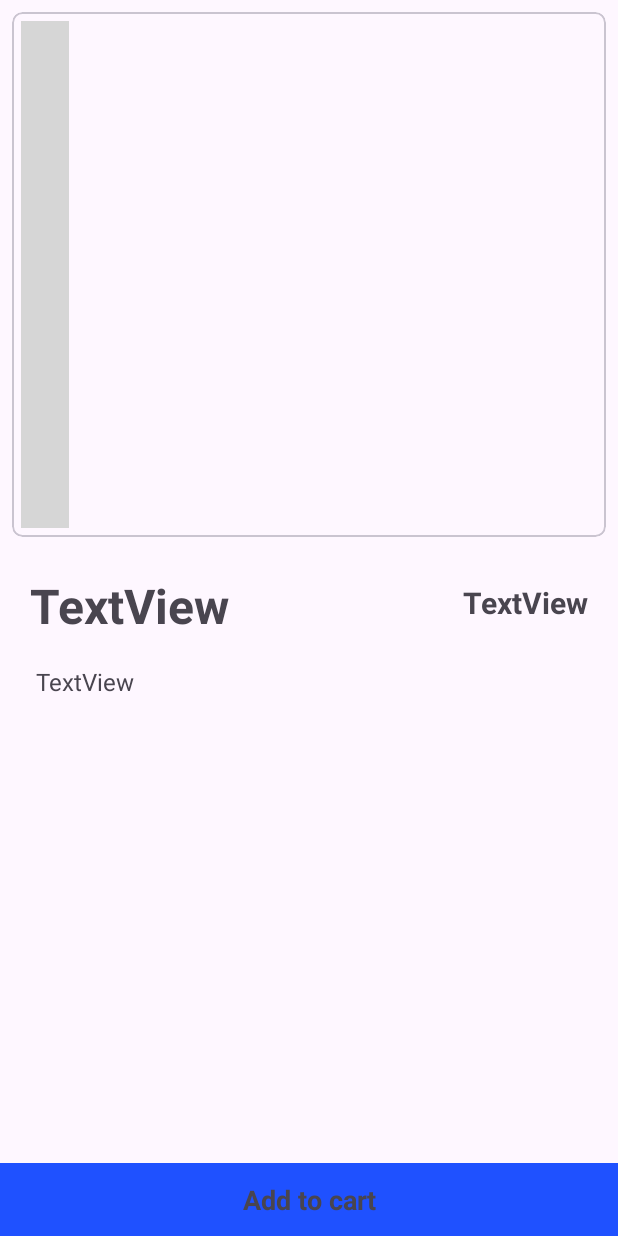
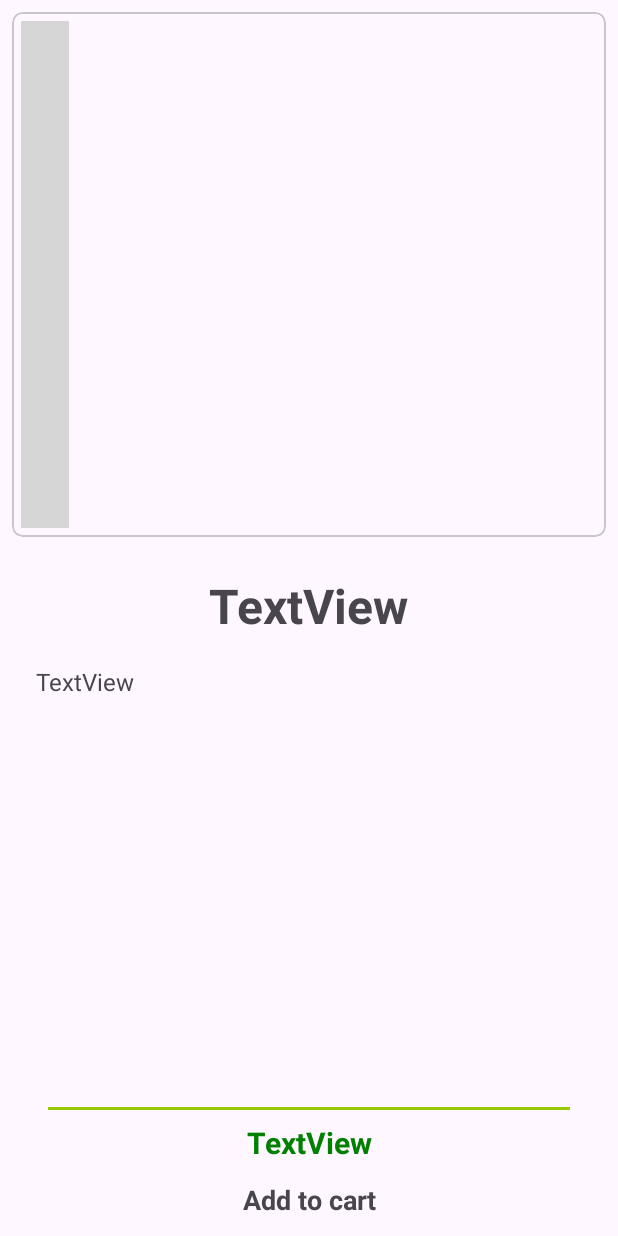
Before and after one commit to ashwanisanuraj/E-Commerce, an Android app: the ProductDetailActivity screen opened directly, with no data from a screen before it, on a phone screen of 412 x 824 dp. Run offline under Robolectric (Android 15) with nearby library versions, the phone set to English and light mode, and no system bars; our stand-ins replace Firebase (no records; nobody signed in at launch, a user with empty details on screens opened directly); libraries missing offline, so code that uses them is left out: com.denzcoskun.imageslider; plain views replace ImageSlider; 1 statement that could not run was skipped; grey boxes are pictures that could not be loaded.

Commit message:
version 2.5 - added ₹ to all price

```diff
--- a/app/src/main/java/com/xero/myapplication/Fragment/CartFragment.kt
+++ b/app/src/main/java/com/xero/myapplication/Fragment/CartFragment.kt
@@ -65,7 +65,7 @@ class CartFragment : Fragment() {
         }
 
         binding.totalItem.text = "TOTAL ITEM: ${data.size}"
-        binding.totalCost.text = "TOTAL COST: $total"
+        binding.totalCost.text = "TOTAL COST: ₹$total"
 
         binding.checkOut.setOnClickListener {
             if (isEmpty()) {
--- a/app/src/main/java/com/xero/myapplication/activity/ProductDetailActivity.kt
+++ b/app/src/main/java/com/xero/myapplication/activity/ProductDetailActivity.kt
@@ -45,7 +45,7 @@ class ProductDetailActivity : AppCompatActivity() {
                 val productDesc = it.getString("productDescription")
 
                 binding.textView4.text = name
-                binding.textView5.text = productSp
+                binding.textView5.text = "Selling Price: ₹$productSp"
                 binding.textView6.text = productDesc
 
                     val slideList = ArrayList<SlideModel>()
--- a/app/src/main/java/com/xero/myapplication/adapter/ProductAdapter.kt
+++ b/app/src/main/java/com/xero/myapplication/adapter/ProductAdapter.kt
@@ -41,7 +41,7 @@ class ProductAdapter(
         Glide.with(context).load(data.productCoverImg).into(holder.binding.imageView)
         holder.binding.textView9.text = data.productName
         holder.binding.textView10.text = data.productCategory
-        holder.binding.textView11.text = data.productMrp
+        holder.binding.textView11.text = "₹${data.productMrp}"
         holder.binding.textView11.paintFlags = holder.binding.textView11.paintFlags or Paint.STRIKE_THRU_TEXT_FLAG
 
 
@@ -51,7 +51,8 @@ class ProductAdapter(
             context.startActivity(intent)
         }
 
-        holder.binding.button3.text = data.productSp
+        holder.binding.button3.text = "₹${data.productSp}"
+
     }
 
     override fun getFilter(): Filter {
--- a/app/src/main/java/com/xero/myapplication/adapter/cartAdapter.kt
+++ b/app/src/main/java/com/xero/myapplication/adapter/cartAdapter.kt
@@ -35,7 +35,8 @@ class cartAdapter(val context: Context, val list: List<ProductModel>) :
     override fun onBindViewHolder(holder: CartViewHolder, position: Int) {
         Glide.with(context).load(list[position].productImage).into(holder.binding.imageView3)
         holder.binding.textView8.text = list[position].productName
-        holder.binding.textView12.text = list[position].productSp
+        holder.binding.textView12.text = "₹${list[position].productSp}"
+
 
         //to make item in cart clickable
         holder.itemView.setOnClickListener{
--- a/app/src/main/res/layout/activity_product_detail.xml
+++ b/app/src/main/res/layout/activity_product_detail.xml
@@ -37,47 +37,72 @@
         android:id="@+id/textView4"
         android:layout_width="0dp"
         android:layout_height="wrap_content"
+        android:layout_marginStart="23dp"
+        android:layout_marginTop="24dp"
+        android:layout_marginEnd="24dp"
         android:text="TextView"
-        android:layout_marginStart="20dp"
-        android:layout_marginTop="24dp"
-        android:layout_marginEnd="12dp"
+        android:gravity="center"
         android:textSize="32sp"
         android:textStyle="bold"
-        app:layout_constraintEnd_toStartOf="@+id/textView5"
+        app:layout_constraintEnd_toEndOf="parent"
+        app:layout_constraintHorizontal_bias="0.0"
         app:layout_constraintStart_toStartOf="parent"
         app:layout_constraintTop_toBottomOf="@+id/cardView" />
+
+    <ScrollView
+        android:id="@+id/scrollView2"
+        android:layout_width="0dp"
+        android:layout_height="0dp"
+        android:layout_marginHorizontal="12dp"
+        android:layout_marginStart="24dp"
+        android:layout_marginTop="18dp"
+        android:layout_marginEnd="24dp"
+        android:layout_marginBottom="8dp"
+        app:layout_constraintBottom_toTopOf="@+id/horizontalLine"
+        app:layout_constraintEnd_toEndOf="parent"
+        app:layout_constraintStart_toStartOf="parent"
+        app:layout_constraintTop_toBottomOf="@+id/textView4">
+
+        <TextView
+            android:id="@+id/textView6"
+            android:layout_width="match_parent"
+            android:layout_height="wrap_content"
+            android:text="TextView"
+            android:textSize="16dp" />
+    </ScrollView>
+
+    <View
+        android:id="@+id/horizontalLine"
+        android:layout_width="0dp"
+        android:layout_height="2dp"
+
+        android:layout_marginStart="32dp"
+        android:layout_marginTop="8dp"
+        android:layout_marginEnd="32dp"
+        android:background="@android:color/holo_green_light"
+        app:layout_constraintEnd_toEndOf="parent"
+        app:layout_constraintStart_toStartOf="parent"
+        app:layout_constraintTop_toBottomOf="@id/scrollView2" />
 
     <TextView
         android:id="@+id/textView5"
         android:layout_width="wrap_content"
         android:layout_height="wrap_content"
+        android:layout_marginTop="8dp"
         android:text="TextView"
-        android:layout_marginEnd="20dp"
-        android:layout_marginTop="30dp"
         android:textSize="20dp"
         android:textStyle="bold"
-        app:layout_constraintEnd_toEndOf="parent"
-        app:layout_constraintTop_toBottomOf="@+id/cardView" />
-
-    <TextView
-        android:id="@+id/textView6"
-        android:layout_width="0dp"
-        android:layout_height="0dp"
-        android:layout_marginHorizontal="12dp"
-        android:layout_marginTop="18dp"
-        android:layout_marginStart="24dp"
-        android:textSize="16dp"
-        android:text="TextView"
+        android:textColor="#008000"
         app:layout_constraintBottom_toTopOf="@+id/textView7"
         app:layout_constraintEnd_toEndOf="parent"
         app:layout_constraintStart_toStartOf="parent"
-        app:layout_constraintTop_toBottomOf="@+id/textView4" />
+        app:layout_constraintTop_toBottomOf="@+id/horizontalLine" />
 
     <TextView
         android:id="@+id/textView7"
         android:layout_width="0dp"
         android:layout_height="wrap_content"
-        android:background="@color/colorPrimary"
+        android:backgroundTint="@color/colorPrimary"
         android:gravity="center"
         android:padding="12dp"
         android:text="Add to cart"
--- a/app/src/main/res/layout/fragment_cart.xml
+++ b/app/src/main/res/layout/fragment_cart.xml
@@ -54,9 +54,9 @@
                 android:id="@+id/totalCost"
                 android:layout_width="wrap_content"
                 android:layout_height="wrap_content"
+                android:layout_margin="6dp"
                 android:text="Total Price"
                 android:textColor="#32cd32"
-                android:layout_margin="6dp"
                 android:textSize="16sp"
                 android:textStyle="bold" />
 
--- a/app/src/main/res/layout/layout_product_item.xml
+++ b/app/src/main/res/layout/layout_product_item.xml
@@ -61,7 +61,7 @@
                 android:id="@+id/textView11"
                 android:layout_width="wrap_content"
                 android:layout_height="wrap_content"
-                android:layout_marginEnd="4dp"
+                android:layout_marginEnd="12dp"
                 android:text="TextView"
                 android:textColor="#F71A1A"
                 android:textSize="16sp"
@@ -75,7 +75,7 @@
                 android:layout_marginTop="8dp"
                 android:layout_marginEnd="8dp"
                 android:text="TextView"
-                android:textColor="@color/cadmium"
+                android:textColor="#008000"
                 android:textSize="20sp"
                 android:textStyle="bold"
                 app:layout_constraintEnd_toEndOf="parent"
```
